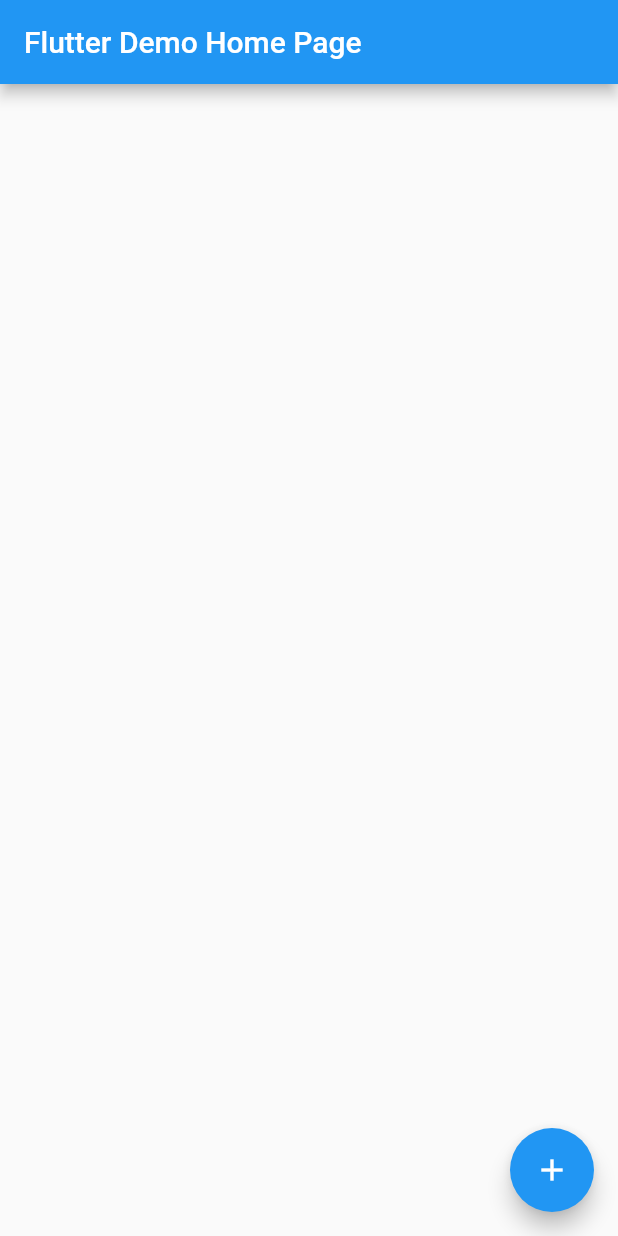
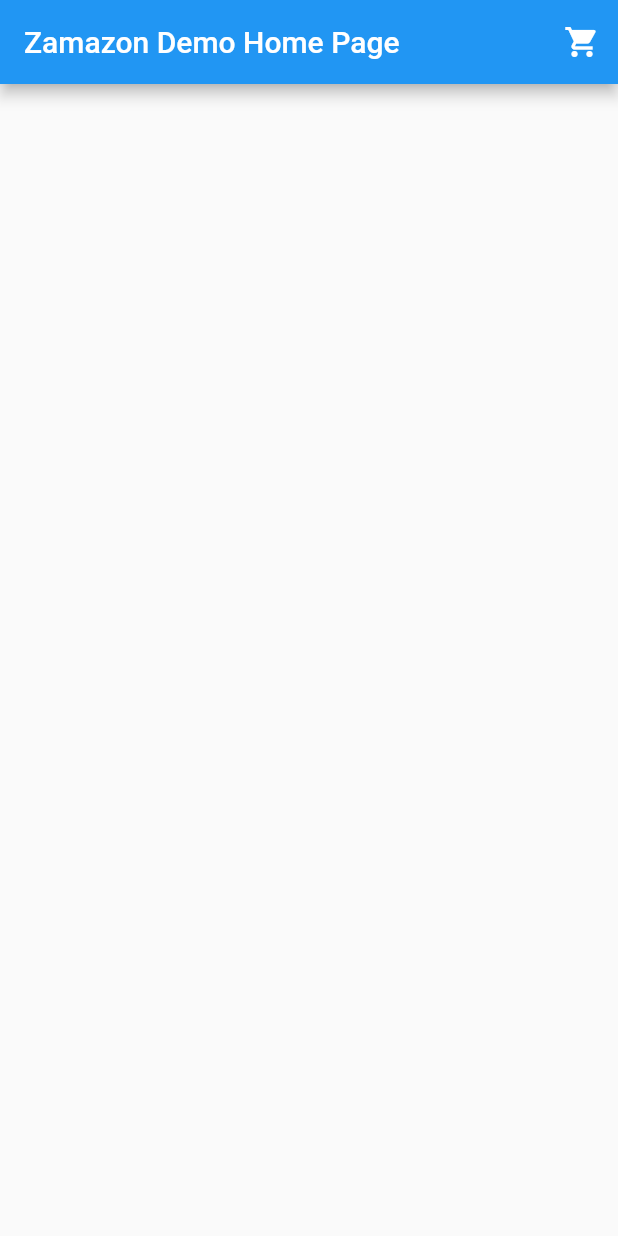
Before and after one commit to CSCI4100U/course-project-institute-of-comedy, a Flutter app: the screen it shows after launch, on a phone screen of 412 x 824 dp. Run offline on Flutter 3.47's test engine with Material 2 defaults, Android fonts, the phone set to English and light mode, and no system bars.

Commit message:
shopping

```diff
--- a/zamazon/lib/main.dart
+++ b/zamazon/lib/main.dart
@@ -1,4 +1,9 @@
 import 'package:flutter/material.dart';
+
+import 'ShoppingCart.dart';
+import 'SignIn.dart';
+import 'SignUp.dart';
+import 'WishList.dart';
 
 void main() {
   runApp(const MyApp());
@@ -10,11 +15,17 @@ class MyApp extends StatelessWidget {
   @override
   Widget build(BuildContext context) {
     return MaterialApp(
-      title: 'Flutter Demo',
+      title: 'Zamazon Demo',
       theme: ThemeData(
         primarySwatch: Colors.blue,
       ),
-      home: const MyHomePage(title: 'Flutter Demo Home Page'),
+      home: const MyHomePage(title: 'Zamazon Demo Home Page'),
+      routes: {//Routes to other pages
+        '/SignIn': (context) => SignInWidget(title:'SignIn'),
+        '/SignUp': (context) => SignUpWidget(title:'SignUp'),
+        '/ShoppingCart': (context) => CartWidget(title:'Shopping Cart'),
+        '/WishList': (context) => WishWidget(title:'Wish List'),
+      },
     );
   }
 }
@@ -34,18 +45,13 @@ class _MyHomePageState extends State<MyHomePage> {
     return Scaffold(
       appBar: AppBar(
         title: Text(widget.title),
+        actions: [
+          IconButton(//Button to access Shopping Cart
+              onPressed: (){
+              Navigator.pushNamed(context, '/ShoppingCart');},
+              icon: Icon(Icons.shopping_cart))
+        ],
       ),
-      body: Center(
-        child: Column(
-          mainAxisAlignment: MainAxisAlignment.center,
-          children: <Widget>[],
-        ),
-      ),
-      floatingActionButton: FloatingActionButton(
-        onPressed: () {},
-        tooltip: 'Increment',
-        child: const Icon(Icons.add),
-      ), // This trailing comma makes auto-formatting nicer for build methods.
     );
   }
 }
```
Also changed, not shown: zamazon/lib/ShoppingCart.dart (added, +55 -0 lines), zamazon/lib/SignIn.dart (added, +52 -0 lines), zamazon/lib/SignUp.dart (added, +52 -0 lines), zamazon/lib/WishList.dart (added, +23 -0 lines).
